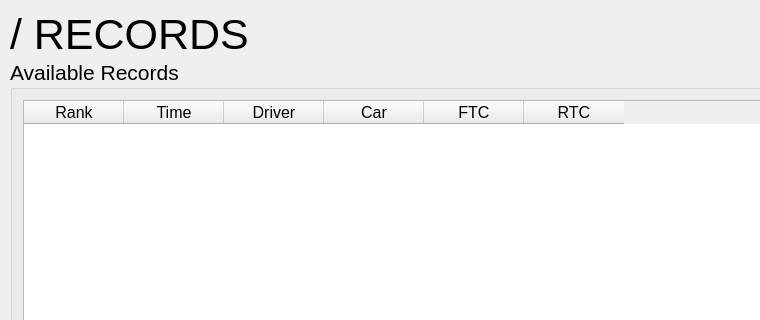
Qt form trunk/QTimeTrial/resources/ui/widgetrecords.ui (flomar/rFactor2TimeTrial) before a commit; both pictures show x 0 to 760 and y 0 to 320 of the 904 by 945 pixel window.
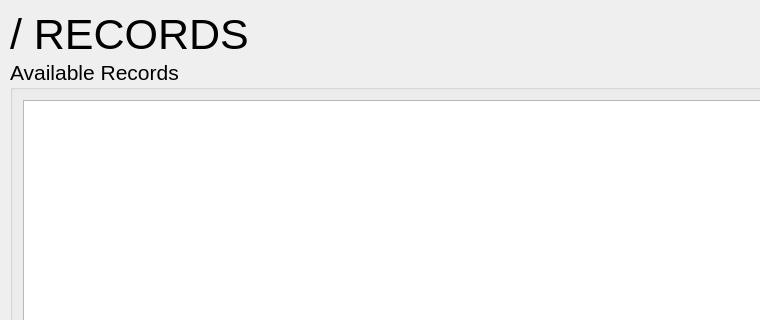
The same form after that commit.

Commit message: we're displaying the date now instead of the tire compounds in the records widget

```diff
--- a/trunk/QTimeTrial/resources/ui/widgetrecords.ui
+++ b/trunk/QTimeTrial/resources/ui/widgetrecords.ui
@@ -6,7 +6,7 @@
    <rect>
     <x>0</x>
     <y>0</y>
-    <width>878</width>
+    <width>904</width>
     <height>945</height>
    </rect>
   </property>
@@ -108,6 +108,9 @@
               <pointsize>12</pointsize>
              </font>
             </property>
+            <attribute name="horizontalHeaderVisible">
+             <bool>false</bool>
+            </attribute>
             <attribute name="verticalHeaderVisible">
              <bool>false</bool>
             </attribute>
@@ -115,66 +118,25 @@
              <property name="text">
               <string>Rank</string>
              </property>
-             <property name="font">
-              <font>
-               <family>Arial</family>
-               <pointsize>12</pointsize>
-              </font>
-             </property>
             </column>
             <column>
              <property name="text">
               <string>Time</string>
              </property>
-             <property name="font">
-              <font>
-               <family>Arial</family>
-               <pointsize>12</pointsize>
-              </font>
-             </property>
             </column>
             <column>
              <property name="text">
               <string>Driver</string>
              </property>
-             <property name="font">
-              <font>
-               <family>Arial</family>
-               <pointsize>12</pointsize>
-              </font>
-             </property>
             </column>
             <column>
              <property name="text">
               <string>Car</string>
              </property>
-             <property name="font">
-              <font>
-               <family>Arial</family>
-               <pointsize>12</pointsize>
-              </font>
-             </property>
             </column>
             <column>
              <property name="text">
-              <string>FTC</string>
-             </property>
-             <property name="font">
-              <font>
-               <family>Arial</family>
-               <pointsize>12</pointsize>
-              </font>
-             </property>
-            </column>
-            <column>
-             <property name="text">
-              <string>RTC</string>
-             </property>
-             <property name="font">
-              <font>
-               <family>Arial</family>
-               <pointsize>12</pointsize>
-              </font>
+              <string>Date</string>
              </property>
             </column>
            </widget>
```
The commit also changes 6 other files.
